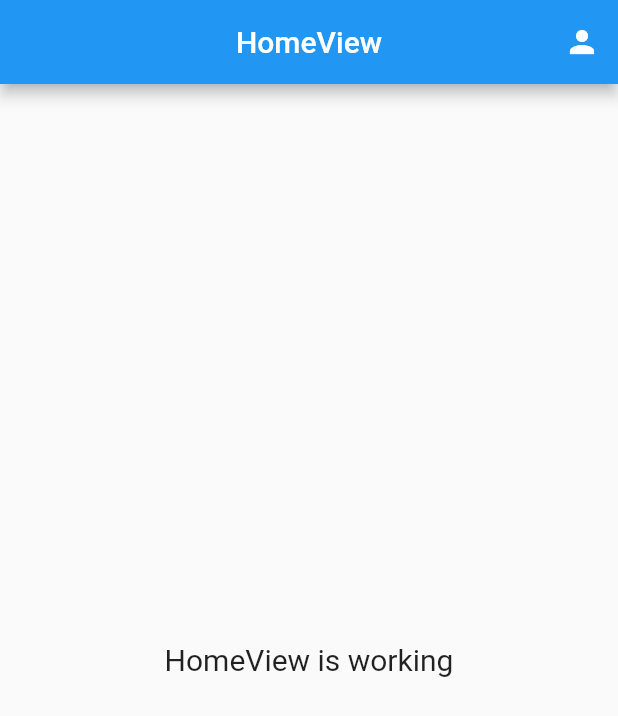
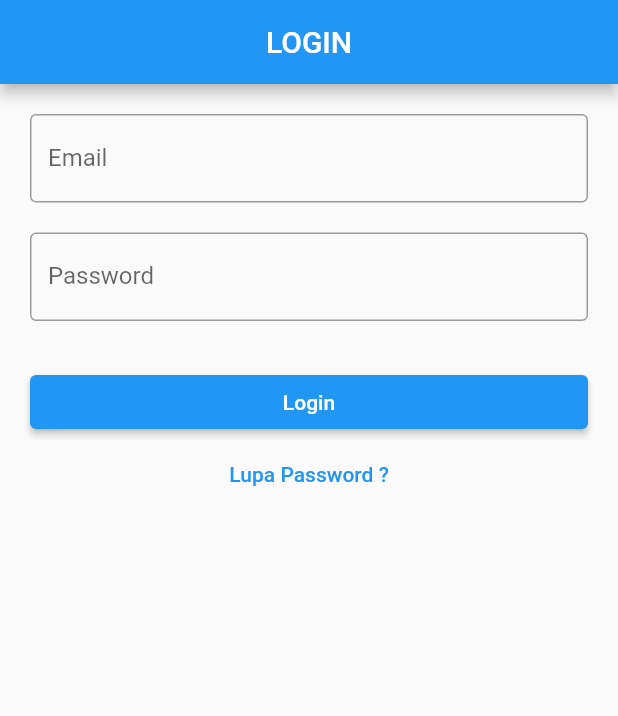
Before and after one commit to MJ34/absensi-apps, a Flutter app: the screen it shows after launch, on a phone screen of 412 x 824 dp. Shown: the top 716 px of the screen. Run offline on Flutter 3.47's test engine with Material 2 defaults, Android fonts, the light colour scheme and no system bars; our stand-ins replace cloud_firestore, firebase_auth, firebase_core, get; accounts and stored records are empty; generated files the repository leaves out were written again.

Commit message:
Menambahkan page login dan user melakukan verifikasi email

```diff
--- /dev/null
+++ b/lib/app/modules/login/controllers/login_controller.dart
@@ -0,0 +1,51 @@
+import 'package:firebase_auth/firebase_auth.dart';
+import 'package:flutter/material.dart';
+import 'package:get/get.dart';
+import 'package:preferensi/app/routes/app_pages.dart';
+
+class LoginController extends GetxController {
+  TextEditingController emailC = TextEditingController();
+  TextEditingController passC = TextEditingController();
+
+  FirebaseAuth auth = FirebaseAuth.instance;
+
+  void login() async {
+    if (emailC.text.isNotEmpty && passC.text.isNotEmpty) {
+      //eksekusi
+      try {
+        UserCredential userCredential = await auth.signInWithEmailAndPassword(
+            email: emailC.text, password: passC.text);
+
+        if (userCredential.user != null) {
+          if (userCredential.user!.emailVerified == true) {
+            Get.offAllNamed(Routes.HOME);
+          } else {
+            Get.defaultDialog(
+              title: "Verifikasi Email",
+              content: Text("Silahkan verifikasi email anda"),
+              confirm: TextButton(
+                child: Text("Verifikasi"),
+                onPressed: () {
+                  userCredential.user!.sendEmailVerification();
+                  Get.back();
+                },
+              )
+            );
+          }
+        }
+
+      } on FirebaseAuthException catch (e) {
+        if (e.code == 'user-not-found') {
+          Get.snackbar('Error', 'Email tidak terdaftar');
+        } else if (e.code == 'wrong-password') {
+          Get.snackbar('Error', 'Password salah');
+        }
+      } catch (e) {
+        Get.snackbar('Error', 'Terjadi kesalahan');
+      }
+    } else {
+      Get.snackbar('Error', 'Email dan Password tidak boleh kosong',
+          snackPosition: SnackPosition.BOTTOM);
+    }
+  }
+}
--- /dev/null
+++ b/lib/app/modules/login/views/login_view.dart
@@ -0,0 +1,48 @@
+import 'package:flutter/material.dart';
+
+import 'package:get/get.dart';
+
+import '../controllers/login_controller.dart';
+
+class LoginView extends GetView<LoginController> {
+  @override
+  Widget build(BuildContext context) {
+    return Scaffold(
+        appBar: AppBar(
+          title: Text('LOGIN'),
+          centerTitle: true,
+        ),
+        body: ListView(
+          padding: EdgeInsets.all(20),
+          children: [
+            TextField(
+              controller: controller.emailC,
+              decoration: InputDecoration(
+                labelText: "Email",
+                border: OutlineInputBorder(),
+              ),
+            ),
+            SizedBox(
+              height: 20,
+            ),
+            TextField(
+              controller: controller.passC,
+              obscureText: true,
+              decoration: InputDecoration(
+                labelText: "Password",
+                border: OutlineInputBorder(),
+              ),
+            ),
+            SizedBox(
+              height: 30,
+            ),
+            ElevatedButton(
+                onPressed: () {
+                  controller.login();
+                },
+                child: Text("Login")),
+            TextButton(onPressed: () {}, child: Text("Lupa Password ?")),
+          ],
+        ));
+  }
+}
--- a/lib/app/routes/app_pages.dart
+++ b/lib/app/routes/app_pages.dart
@@ -4,6 +4,8 @@
 import 'package:preferensi/app/modules/add_pegawai/views/add_pegawai_view.dart';
 import 'package:preferensi/app/modules/home/bindings/home_binding.dart';
 import 'package:preferensi/app/modules/home/views/home_view.dart';
+import 'package:preferensi/app/modules/login/bindings/login_binding.dart';
+import 'package:preferensi/app/modules/login/views/login_view.dart';
 import 'package:preferensi/app/modules/register/bindings/register_binding.dart';
 import 'package:preferensi/app/modules/register/views/register_view.dart';
 
@@ -30,5 +32,10 @@
       page: () => AddPegawaiView(),
       binding: AddPegawaiBinding(),
     ),
+    GetPage(
+      name: _Paths.LOGIN,
+      page: () => LoginView(),
+      binding: LoginBinding(),
+    ),
   ];
 }
--- a/lib/app/routes/app_routes.dart
+++ b/lib/app/routes/app_routes.dart
@@ -7,10 +7,12 @@
   static const HOME = _Paths.HOME;
   static const REGISTER = _Paths.REGISTER;
   static const ADD_PEGAWAI = _Paths.ADD_PEGAWAI;
+  static const LOGIN = _Paths.LOGIN;
 }
 
 abstract class _Paths {
   static const HOME = '/home';
   static const REGISTER = '/register';
   static const ADD_PEGAWAI = '/add-pegawai';
+  static const LOGIN = '/login';
 }
--- a/lib/main.dart
+++ b/lib/main.dart
@@ -16,7 +16,7 @@
     GetMaterialApp(
       debugShowCheckedModeBanner: false,
       title: "Application",
-      initialRoute: AppPages.INITIAL,
+      initialRoute: Routes.LOGIN,
       getPages: AppPages.routes,
     ),
   );
```
Also changed, not shown: lib/app/modules/login/bindings/login_binding.dart (added, +12 -0 lines).
